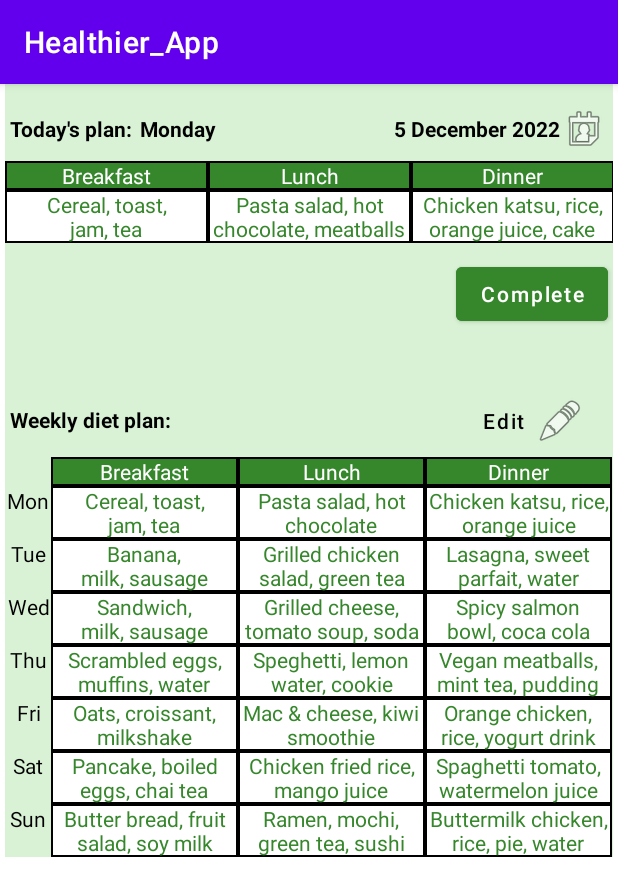
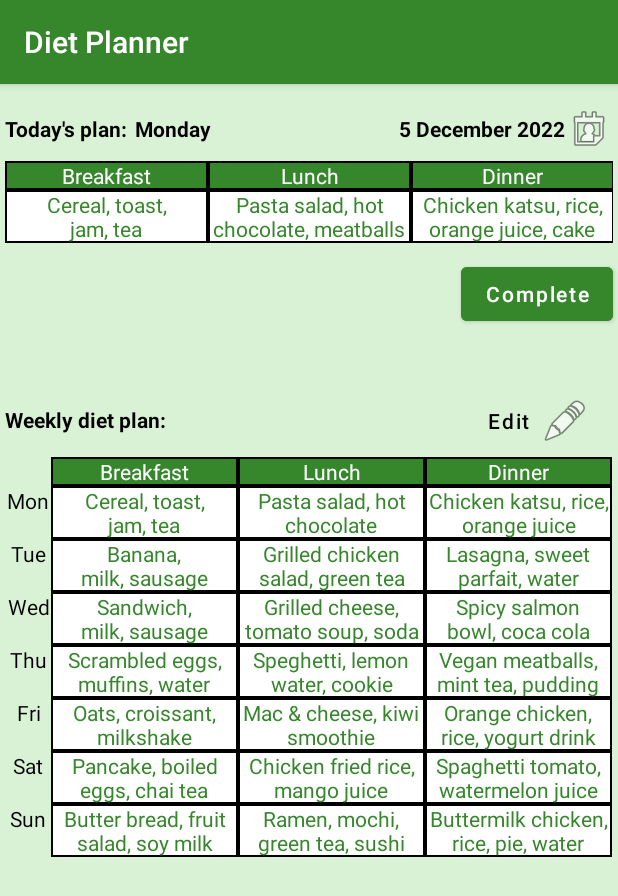
Before and after one commit to LunarDerrick/Healthier_App, an Android app: the PlannerActivity screen opened directly, with no data from a screen before it, on a phone screen of 412 x 824 dp. Shown: the top 896 px of the screen. Run offline under Robolectric (Android 15) with nearby library versions, the phone set to English and light mode, and no system bars.

Commit message:
Phang 26 Dec 2022: Working on Diet Planner fragment UI design. Part 5
Remove action/tool bar for every activity, set custom tool bar in diet planner.

```diff
--- a/app/src/main/java/wia2007/example/healthier_app/PlannerActivity.java
+++ b/app/src/main/java/wia2007/example/healthier_app/PlannerActivity.java
@@ -1,8 +1,13 @@
 package wia2007.example.healthier_app;
 
+import androidx.annotation.NonNull;
+import androidx.appcompat.app.ActionBar;
 import androidx.appcompat.app.AppCompatActivity;
 
 import android.os.Bundle;
+import android.view.MenuItem;
+import android.view.View;
+import android.widget.Toast;
 
 public class PlannerActivity extends AppCompatActivity {
 
@@ -11,4 +16,14 @@ public class PlannerActivity extends AppCompatActivity {
         super.onCreate(savedInstanceState);
         setContentView(R.layout.activity_planner);
     }
+
+    public void BtnCompleteOnClick(View view) {
+        String message = "'Complete' button pressed";
+        Toast.makeText(getApplicationContext(), message, Toast.LENGTH_LONG).show();
+    }
+
+    public void BtnEditOnClick(View view) {
+        String message = "'Edit' button pressed";
+        Toast.makeText(getApplicationContext(), message, Toast.LENGTH_LONG).show();
+    }
 }
--- a/app/src/main/res/layout/activity_planner.xml
+++ b/app/src/main/res/layout/activity_planner.xml
@@ -10,8 +10,9 @@
     <androidx.fragment.app.FragmentContainerView
         android:id="@+id/FCVDiet"
         android:name="wia2007.example.healthier_app.DietFragment"
-        android:layout_width="wrap_content"
-        android:layout_height="wrap_content"
+        android:layout_width="0dp"
+        android:layout_height="0dp"
+        app:layout_constraintBottom_toBottomOf="parent"
         app:layout_constraintEnd_toEndOf="parent"
         app:layout_constraintStart_toStartOf="parent"
         app:layout_constraintTop_toTopOf="parent"
--- a/app/src/main/res/layout/fragment_diet.xml
+++ b/app/src/main/res/layout/fragment_diet.xml
@@ -7,6 +7,21 @@
     android:layout_height="match_parent"
     android:background="#D9F2D5"
     tools:context=".DietFragment">
+
+    <android.widget.Toolbar
+        android:id="@+id/TBPlanner"
+        android:layout_width="0dp"
+        android:layout_height="?attr/actionBarSize"
+        android:background="#36872c"
+        android:elevation="4dp"
+        android:theme="@style/ThemeOverlay.AppCompat.ActionBar"
+        android:title="@string/TBPlanner"
+        android:titleTextColor="@color/white"
+        app:layout_constraintEnd_toEndOf="parent"
+        app:layout_constraintHorizontal_bias="0.0"
+        app:layout_constraintStart_toStartOf="parent"
+        app:layout_constraintTop_toTopOf="parent"
+        app:popupTheme="@style/ThemeOverlay.AppCompat.Light" />
 
     <TextView
         android:id="@+id/TVToday"
@@ -18,7 +33,7 @@
         android:textColor="#000000"
         android:textStyle="bold"
         app:layout_constraintStart_toStartOf="parent"
-        app:layout_constraintTop_toTopOf="parent" />
+        app:layout_constraintTop_toBottomOf="@+id/TBPlanner" />
 
     <TextView
         android:id="@+id/TVDay"
@@ -30,7 +45,7 @@
         android:textColor="#000000"
         android:textStyle="bold"
         app:layout_constraintStart_toEndOf="@+id/TVToday"
-        app:layout_constraintTop_toTopOf="parent" />
+        app:layout_constraintTop_toBottomOf="@+id/TBPlanner" />
 
     <TextView
         android:id="@+id/TVDate"
@@ -41,7 +56,7 @@
         android:textColor="#000000"
         android:textStyle="bold"
         app:layout_constraintEnd_toStartOf="@+id/IVCalendar"
-        app:layout_constraintTop_toTopOf="parent" />
+        app:layout_constraintTop_toBottomOf="@+id/TBPlanner" />
 
     <ImageView
         android:id="@+id/IVCalendar"
@@ -52,7 +67,7 @@
         android:contentDescription="calendar icon"
         android:src="@android:drawable/ic_menu_my_calendar"
         app:layout_constraintEnd_toEndOf="parent"
-        app:layout_constraintTop_toTopOf="parent" />
+        app:layout_constraintTop_toBottomOf="@+id/TBPlanner" />
 
     <TableLayout
         android:id="@+id/TLToday"
@@ -141,6 +156,7 @@
         android:layout_width="wrap_content"
         android:layout_height="48dp"
         android:layout_marginTop="10dp"
+        android:onClick="BtnCompleteOnClick"
         android:layout_marginEnd="3dp"
         android:backgroundTint="#36872c"
         android:text="@string/BtnComplete"
@@ -168,6 +184,7 @@
         android:layout_marginEnd="3dp"
         android:backgroundTint="#0070BF69"
         android:drawableEnd="@android:drawable/ic_menu_edit"
+        android:onClick="BtnEditOnClick"
         android:stateListAnimator="@null"
         android:text="@string/BtnEdit"
         android:textAllCaps="false"
--- a/app/src/main/res/values/strings.xml
+++ b/app/src/main/res/values/strings.xml
@@ -33,4 +33,5 @@
     <string name="_0_0">0.0</string>
     <string name="weight_class">Weight class</string>
     <string name="your_healthy_weight_range_0kg">Your healthy weight range: 0kg</string>
+    <string name="TBPlanner">Diet Planner</string>
 </resources>
--- a/app/src/main/res/values/themes.xml
+++ b/app/src/main/res/values/themes.xml
@@ -1,6 +1,6 @@
 <resources xmlns:tools="http://schemas.android.com/tools">
     <!-- Base application theme. -->
-    <style name="Theme.Healthier_App" parent="Theme.MaterialComponents.DayNight.DarkActionBar">
+    <style name="Theme.Healthier_App" parent="Theme.MaterialComponents.DayNight.NoActionBar">
         <!-- Primary brand color. -->
         <item name="colorPrimary">@color/purple_500</item>
         <item name="colorPrimaryVariant">@color/purple_700</item>
```
